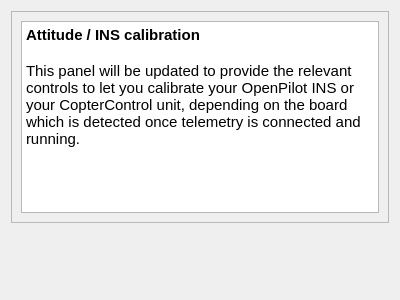
Old version of the form ground/openpilotgcs/src/plugins/config/defaultattitude.ui in the repository openpilot/OpenPilot.
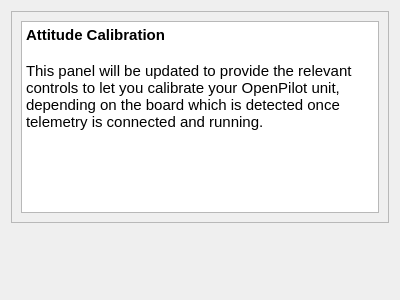
New version of the form.

Commit message: OP-935 Disables controls when no board is connected. Re-Factored the MixerCurve widget.

Diff of the .ui file:
```diff
--- a/ground/openpilotgcs/src/plugins/config/defaultattitude.ui
+++ b/ground/openpilotgcs/src/plugins/config/defaultattitude.ui
@@ -29,11 +29,11 @@
          <string>&lt;!DOCTYPE HTML PUBLIC &quot;-//W3C//DTD HTML 4.0//EN&quot; &quot;http://www.w3.org/TR/REC-html40/strict.dtd&quot;&gt;
 &lt;html&gt;&lt;head&gt;&lt;meta name=&quot;qrichtext&quot; content=&quot;1&quot; /&gt;&lt;style type=&quot;text/css&quot;&gt;
 p, li { white-space: pre-wrap; }
-&lt;/style&gt;&lt;/head&gt;&lt;body style=&quot; font-family:'Ubuntu'; font-size:11pt; font-weight:400; font-style:normal;&quot;&gt;
-&lt;p style=&quot; margin-top:0px; margin-bottom:0px; margin-left:0px; margin-right:0px; -qt-block-indent:0; text-indent:0px;&quot;&gt;&lt;span style=&quot; font-weight:600;&quot;&gt;Attitude / INS calibration&lt;/span&gt;&lt;/p&gt;
-&lt;p style=&quot;-qt-paragraph-type:empty; margin-top:0px; margin-bottom:0px; margin-left:0px; margin-right:0px; -qt-block-indent:0; text-indent:0px; font-weight:600;&quot;&gt;&lt;/p&gt;
-&lt;p style=&quot; margin-top:0px; margin-bottom:0px; margin-left:0px; margin-right:0px; -qt-block-indent:0; text-indent:0px;&quot;&gt;This panel will be updated to provide the relevant controls to let you calibrate your OpenPilot INS or your CopterControl unit, depending on the board which is detected once telemetry is connected and running.&lt;/p&gt;
-&lt;p style=&quot;-qt-paragraph-type:empty; margin-top:0px; margin-bottom:0px; margin-left:0px; margin-right:0px; -qt-block-indent:0; text-indent:0px;&quot;&gt;&lt;/p&gt;&lt;/body&gt;&lt;/html&gt;</string>
+&lt;/style&gt;&lt;/head&gt;&lt;body style=&quot; font-family:'MS Shell Dlg 2'; font-size:8.25pt; font-weight:400; font-style:normal;&quot;&gt;
+&lt;p style=&quot; margin-top:0px; margin-bottom:0px; margin-left:0px; margin-right:0px; -qt-block-indent:0; text-indent:0px;&quot;&gt;&lt;span style=&quot; font-family:'Ubuntu'; font-size:11pt; font-weight:600;&quot;&gt;Attitude Calibration&lt;/span&gt;&lt;/p&gt;
+&lt;p style=&quot;-qt-paragraph-type:empty; margin-top:0px; margin-bottom:0px; margin-left:0px; margin-right:0px; -qt-block-indent:0; text-indent:0px; font-family:'Ubuntu'; font-size:11pt; font-weight:600;&quot;&gt;&lt;br /&gt;&lt;/p&gt;
+&lt;p style=&quot; margin-top:0px; margin-bottom:0px; margin-left:0px; margin-right:0px; -qt-block-indent:0; text-indent:0px;&quot;&gt;&lt;span style=&quot; font-family:'Ubuntu'; font-size:11pt;&quot;&gt;This panel will be updated to provide the relevant controls to let you calibrate your OpenPilot unit, depending on the board which is detected once telemetry is connected and running.&lt;/span&gt;&lt;/p&gt;
+&lt;p style=&quot;-qt-paragraph-type:empty; margin-top:0px; margin-bottom:0px; margin-left:0px; margin-right:0px; -qt-block-indent:0; text-indent:0px; font-family:'Ubuntu'; font-size:11pt;&quot;&gt;&lt;br /&gt;&lt;/p&gt;&lt;/body&gt;&lt;/html&gt;</string>
         </property>
        </widget>
       </item>
```
The commit also changes 31 other files.
